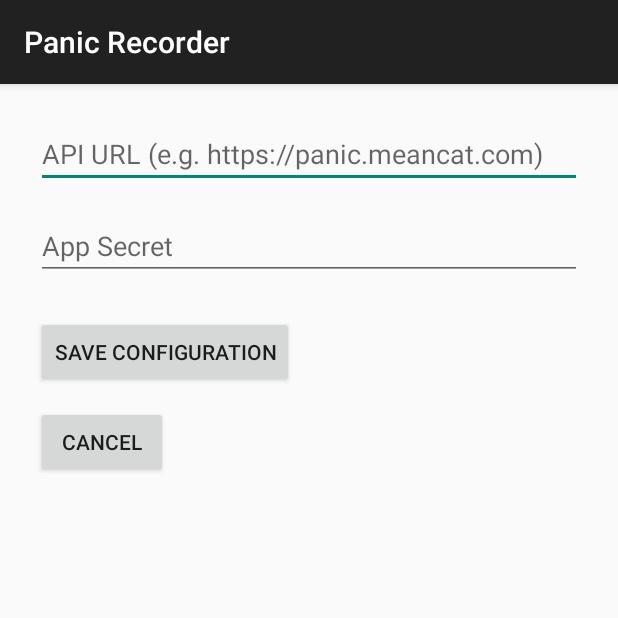
After one commit to trasa/panic-recorder, an Android app built with Jetpack Compose: the ConfigFragment screen opened directly, with no data from a screen before it, on a phone screen of 412 x 824 dp, the top half of it. The commit adds this screen. Run offline under Robolectric (Android 15) with nearby library versions, the phone set to English and light mode, and no system bars.

Commit message:
a BUNCH of UI improvements to the app
added settings (for remote URL and app-secret)
hooked that up to a settings menu (which was added)
you can't change settings if you are recording
hack hack hack...

```diff
--- a/panic-recorder-app/app/build.gradle.kts
+++ b/panic-recorder-app/app/build.gradle.kts
@@ -53,6 +53,8 @@ dependencies {
     implementation(libs.androidx.camera.video)
     implementation(libs.androidx.camera.view)
     implementation(libs.io.minio.minio)
+    implementation(libs.androidx.fragment)
+    implementation(libs.androidx.appcompat)
     testImplementation(libs.junit)
     androidTestImplementation(libs.androidx.junit)
     androidTestImplementation(libs.androidx.espresso.core)
--- a/panic-recorder-app/app/src/main/AndroidManifest.xml
+++ b/panic-recorder-app/app/src/main/AndroidManifest.xml
@@ -28,6 +28,9 @@
                 <category android:name="android.intent.category.LAUNCHER" />
             </intent-filter>
         </activity>
+
+        <activity android:name=".SettingsActivity" />
+
         <provider
             android:name="androidx.core.content.FileProvider"
             android:authorities="com.meancat.panicrecorder.provider"
--- /dev/null
+++ b/panic-recorder-app/app/src/main/java/com/meancat/panicrecorder/ConfigFragment.kt
@@ -0,0 +1,58 @@
+package com.meancat.panicrecorder
+
+import android.content.Context
+import android.os.Bundle
+import android.view.*
+import android.widget.Button
+import android.widget.EditText
+import android.widget.Toast
+import androidx.fragment.app.Fragment
+import androidx.core.content.edit
+
+class ConfigFragment : Fragment() {
+
+    private lateinit var apiUrlField: EditText
+    private lateinit var secretField: EditText
+    private lateinit var saveButton: Button
+    private lateinit var cancelButton: Button
+
+    override fun onCreateView(
+        inflater: LayoutInflater, container: ViewGroup?, savedInstanceState: Bundle?
+    ): View {
+        val view = inflater.inflate(R.layout.fragment_config, container, false)
+
+        apiUrlField = view.findViewById(R.id.edit_api_url)
+        secretField = view.findViewById(R.id.edit_app_secret)
+        saveButton = view.findViewById(R.id.button_save)
+        cancelButton = view.findViewById(R.id.button_cancel)
+
+        val prefs = requireContext().getSharedPreferences("panic_config", Context.MODE_PRIVATE)
+        apiUrlField.setText(prefs.getString("api_url", ""))
+        secretField.setText(prefs.getString("app_secret", ""))
+
+        saveButton.setOnClickListener {
+            val url = apiUrlField.text.toString().trim()
+            val secret = secretField.text.toString().trim()
+
+            if (url.isEmpty() || secret.isEmpty()) {
+                Toast.makeText(requireContext(), "Both fields are required", Toast.LENGTH_SHORT).show()
+                return@setOnClickListener
+            }
+
+            prefs.edit() {
+                putString("api_url", url)
+                    .putString("app_secret", secret)
+            }
+
+            Toast.makeText(requireContext(), "Configuration saved", Toast.LENGTH_SHORT).show()
+            requireActivity().finish()
+        }
+
+        cancelButton.setOnClickListener {
+            Toast.makeText(requireContext(), "Changes discarded", Toast.LENGTH_SHORT).show()
+            requireActivity().finish()
+        }
+
+        return view
+    }
+}
--- /dev/null
+++ b/panic-recorder-app/app/src/main/java/com/meancat/panicrecorder/SettingsActivity.kt
@@ -0,0 +1,14 @@
+package com.meancat.panicrecorder
+
+import android.os.Bundle
+import androidx.appcompat.app.AppCompatActivity
+import androidx.fragment.app.commit
+
+class SettingsActivity : AppCompatActivity() {
+    override fun onCreate(savedInstanceState: Bundle?) {
+        super.onCreate(savedInstanceState)
+        supportFragmentManager.commit {
+            replace(android.R.id.content, ConfigFragment())
+        }
+    }
+}
--- /dev/null
+++ b/panic-recorder-app/app/src/main/res/layout/fragment_config.xml
@@ -0,0 +1,45 @@
+<?xml version="1.0" encoding="utf-8"?>
+<ScrollView xmlns:android="http://schemas.android.com/apk/res/android"
+    android:layout_width="match_parent"
+    android:layout_height="match_parent"
+    android:padding="24dp"
+    android:fitsSystemWindows="true">
+
+    <LinearLayout
+        android:layout_width="match_parent"
+        android:layout_height="wrap_content"
+        android:orientation="vertical">
+
+        <EditText
+            android:id="@+id/edit_api_url"
+            android:layout_width="match_parent"
+            android:layout_height="wrap_content"
+            android:autofillHints="https://panic.meancat.com"
+            android:hint="@string/api_url_setting"
+            android:inputType="textUri"
+            android:layout_marginBottom="16dp"/>
+
+        <EditText
+            android:id="@+id/edit_app_secret"
+            android:layout_width="match_parent"
+            android:layout_height="wrap_content"
+            android:autofillHints="App Secret"
+            android:hint="@string/app_secret_setting"
+            android:inputType="textPassword"
+            android:layout_marginBottom="24dp"/>
+
+        <Button
+            android:id="@+id/button_save"
+            android:layout_width="wrap_content"
+            android:layout_height="wrap_content"
+            android:text="@string/save_configuration_setting" />
+
+        <Button
+            android:id="@+id/button_cancel"
+            android:layout_width="wrap_content"
+            android:layout_height="wrap_content"
+            android:text="@string/cancel"
+            android:layout_marginTop="12dp" />
+
+    </LinearLayout>
+</ScrollView>
--- a/panic-recorder-app/app/src/main/res/values/strings.xml
+++ b/panic-recorder-app/app/src/main/res/values/strings.xml
@@ -2,4 +2,9 @@
     <string name="app_name">Panic Recorder</string>
     <string name="start_recording">Start Recording</string>
     <string name="stop_recording">Stop Recording</string>
+    <string name="settings">Settings</string>
+    <string name="api_url_setting">API URL (e.g. https://panic.meancat.com)</string>
+    <string name="app_secret_setting">App Secret</string>
+    <string name="save_configuration_setting">Save Configuration</string>
+    <string name="cancel">Cancel</string>
 </resources>
--- a/panic-recorder-app/app/src/main/res/values/themes.xml
+++ b/panic-recorder-app/app/src/main/res/values/themes.xml
@@ -1,5 +1,6 @@
 <?xml version="1.0" encoding="utf-8"?>
 <resources>
 
-    <style name="Theme.PanicRecorder" parent="android:Theme.Material.Light.NoActionBar" />
+    <style name="Theme.PanicRecorder"
+        parent="Theme.AppCompat.Light.DarkActionBar" />
 </resources>
--- a/panic-recorder-app/gradle/libs.versions.toml
+++ b/panic-recorder-app/gradle/libs.versions.toml
@@ -10,6 +10,8 @@ activityCompose = "1.10.1"
 composeBom = "2025.03.00"
 camerax_version = "1.4.2"
 io_minio_minio_version = '8.5.7'
+androidx_fragment_version = '1.8.6'
+androidx_appcompat_version = '1.7.0'
 
 [libraries]
 androidx-core-ktx = { group = "androidx.core", name = "core-ktx", version.ref = "coreKtx" }
@@ -32,6 +34,8 @@ androidx-camera-lifecycle = { group = "androidx.camera", name = "camera-lifecycl
 androidx-camera-video = { group = "androidx.camera", name = "camera-video", version.ref = "camerax_version" }
 androidx-camera-view = { group = "androidx.camera", name = "camera-view", version.ref = "camerax_version" }
 
+androidx-fragment = { group = "androidx.fragment", name="fragment-ktx", version.ref = "androidx_fragment_version" }
+androidx-appcompat = { group = "androidx.appcompat", name="appcompat", version.ref = "androidx_appcompat_version" }
 io-minio-minio = { group = "io.minio", name = "minio", version.ref = "io_minio_minio_version" }
 
 [plugins]
```
Also changed, not shown: panic-recorder-app/app/src/main/java/com/meancat/panicrecorder/MainActivity.kt (+28 -1 lines), panic-recorder-app/app/src/main/res/menu/main_menu.xml (added, +7 -0 lines).
